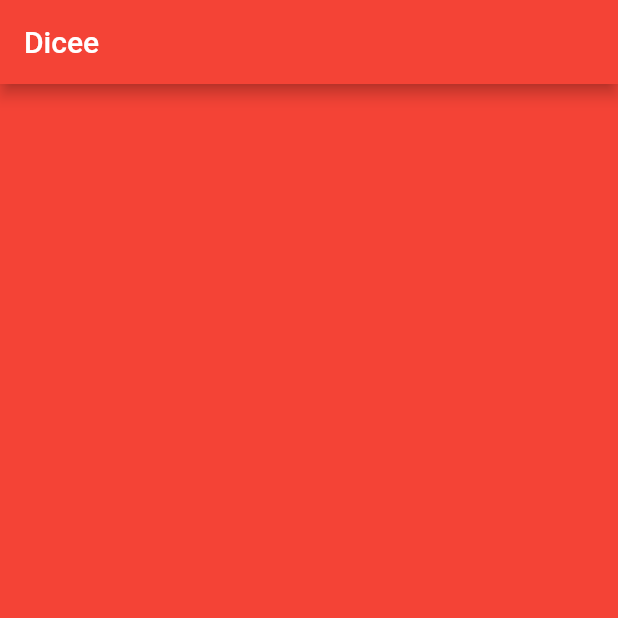
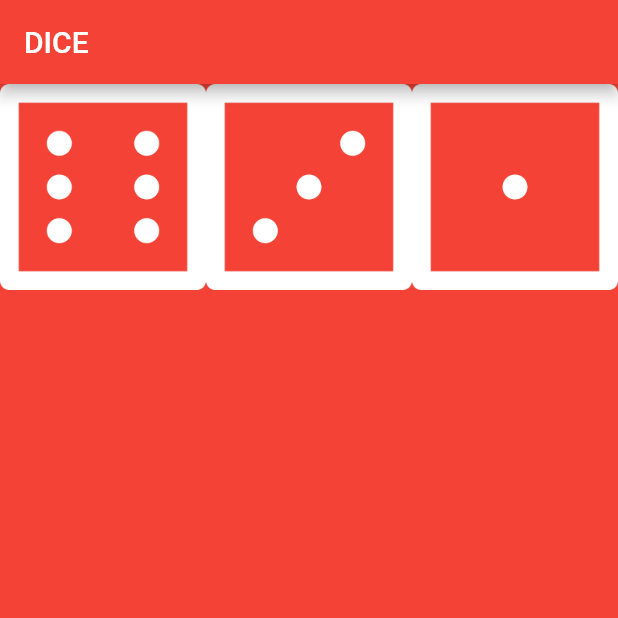
Before and after one commit to trashhh-me/DiceAppFlutter, a Flutter app: the screen it shows after launch, on a phone screen of 412 x 824 dp, the top half of it. Run offline on Flutter 3.47's test engine with Material 2 defaults, Android fonts, the phone set to English and light mode, and no system bars.

Commit message:
red color and dice added

```diff
--- a/lib/main.dart
+++ b/lib/main.dart
@@ -1,24 +1,52 @@
 import 'package:flutter/material.dart';
 
 void main() {
-  return runApp(
-    MaterialApp(
-      home: Scaffold(
-        backgroundColor: Colors.red,
-        appBar: AppBar(
-          title: Text('Dicee'),
-          backgroundColor: Colors.red,
-        ),
-        body: DicePage(),
-
-      ),
-    ),
-  );
+ runApp(DiceApps());
 }
 
-class DicePage extends StatelessWidget {
+class DiceApps extends StatelessWidget {
+  const DiceApps({Key? key}) : super(key: key);
+
   @override
   Widget build(BuildContext context) {
-    return Container();
+    return MaterialApp(
+      debugShowCheckedModeBanner: false,
+      home: HomePage(),
+    );
   }
 }
+
+
+
+
+class HomePage extends StatelessWidget {
+  const HomePage({Key? key}) : super(key: key);
+
+  @override
+  Widget build(BuildContext context) {
+    return Scaffold(
+        backgroundColor: Colors.red,
+      appBar: AppBar(
+        backgroundColor: Colors.red,
+        title: Text('DICE'),
+      ),
+      body: SafeArea(
+
+      child: Row(
+
+        children:[
+          Expanded(
+            flex: 2,
+          child: Image.asset('assets/dice6.png')),
+          Expanded(
+            flex: 2,
+          child: Image.asset('assets/dice3.png')),
+          Expanded(
+              flex: 2,
+              child: Image.asset('assets/dice1.png')),
+          ]
+    ),
+      ),
+    );
+  }
+}
--- a/pubspec.yaml
+++ b/pubspec.yaml
@@ -27,6 +27,7 @@ environment:
 # the latest version available on pub.dev. To see which dependencies have newer
 # versions available, run `flutter pub outdated`.
 dependencies:
+
   flutter:
     sdk: flutter
 
```
